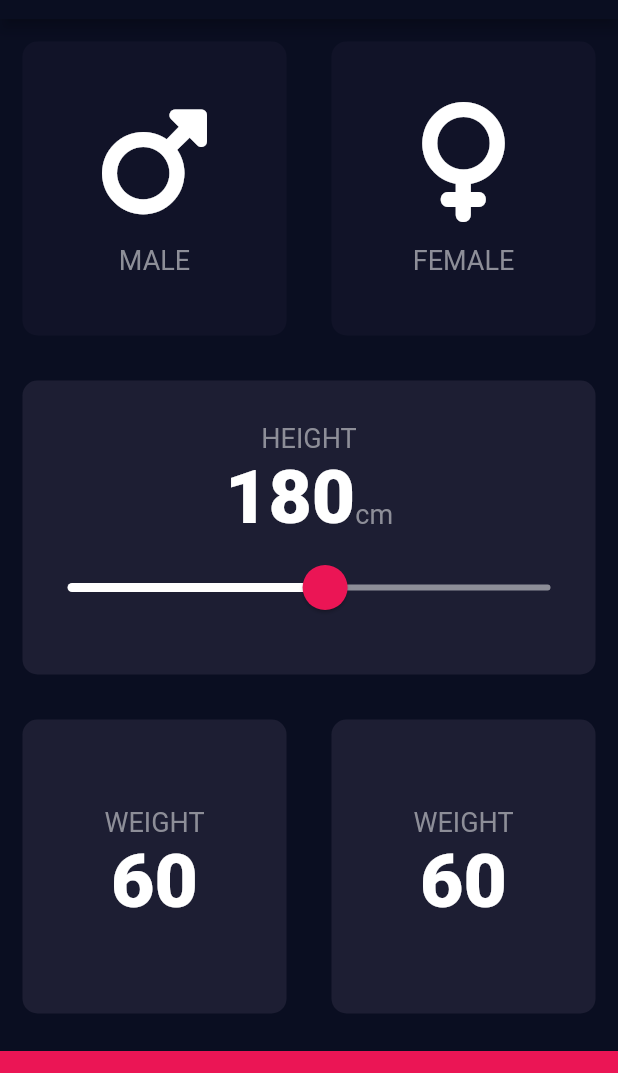
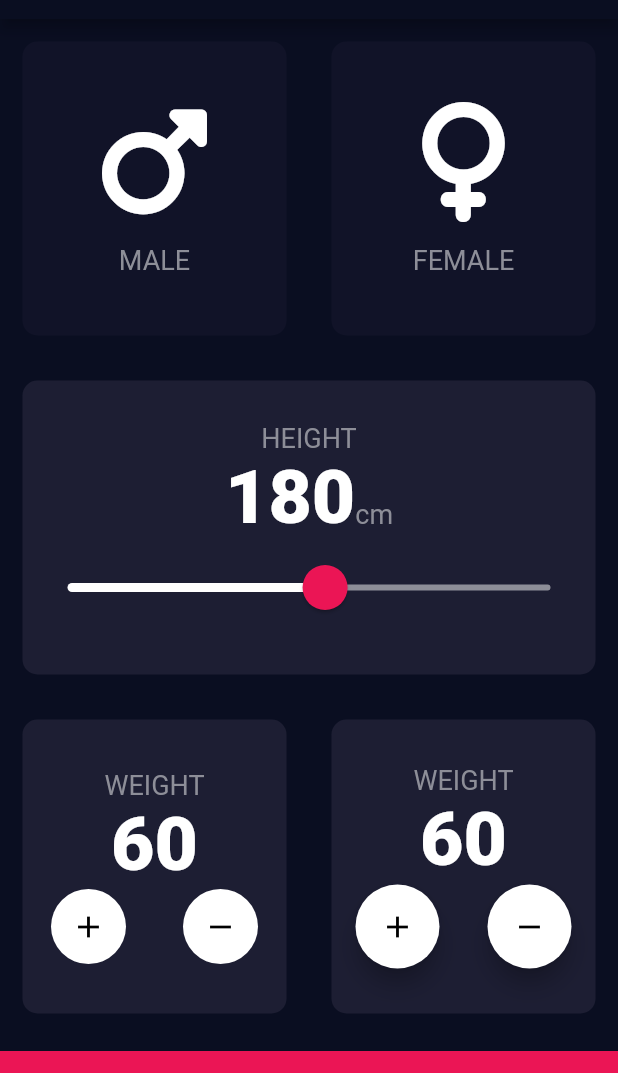
Before and after one commit to dadasamuel/bmi_calculator, a Flutter app: the screen it shows after launch, on a phone screen of 412 x 824 dp, the part 65-1138 px from its top. Run offline on Flutter 3.47's test engine with Material 2 defaults, Android fonts, the phone set to English and light mode, and no system bars; our stand-ins replace font_awesome_flutter.

Commit message:
refactored plus and minus

```diff
--- a/lib/input_page.dart
+++ b/lib/input_page.dart
@@ -38,6 +38,7 @@ class _InputPageState extends State<InputPage> {
   Gender? gender;
   int heigth = 180;
   int weight = 60;
+  int age = 60;
 
   @override
   Widget build(BuildContext context) {
@@ -71,9 +72,8 @@ class _InputPageState extends State<InputPage> {
                 });
               },
               //ternary operation
-                color: gender == Gender.female
-                    ? activeCardColor
-                    : inactiveCardColor,
+              color:
+                  gender == Gender.female ? activeCardColor : inactiveCardColor,
               cardChild:
                   IconContent(icon: FontAwesomeIcons.venus, label: 'FEMALE'),
             ))
@@ -128,7 +128,28 @@ class _InputPageState extends State<InputPage> {
                   mainAxisAlignment: MainAxisAlignment.center,
                   children: [
                     Text('WEIGHT', style: labelTextStyle),
-                      Text(weight.toString(), style: NumberTextStyle),
+                    Text(age.toString(), style: NumberTextStyle),
+                    Row(
+                      mainAxisAlignment: MainAxisAlignment.spaceAround,
+                      children: [
+                        CustomContainer(
+                          onTap: () {
+                            setState(() {
+                              age++;
+                            });
+                          },
+                          icon: Icons.add,
+                        ),
+                        CustomContainer(
+                          onTap: () {
+                            setState(() {
+                              age--;
+                            });
+                          },
+                          icon: Icons.remove,
+                        )
+                      ],
+                    )
                   ]),
             )),
             Expanded(
@@ -140,6 +161,31 @@ class _InputPageState extends State<InputPage> {
                   children: [
                     Text('WEIGHT', style: labelTextStyle),
                     Text(weight.toString(), style: NumberTextStyle),
+                    Row(
+                      mainAxisAlignment: MainAxisAlignment.spaceAround,
+                      children: [
+                        FloatingActionButton(
+                          backgroundColor: Colors.white,
+                          key: const ValueKey('one'),
+                          onPressed: () {
+                            setState(() {
+                              weight++;
+                            });
+                          },
+                          child: Icon(Icons.add),
+                        ),
+                        FloatingActionButton(
+                          backgroundColor: Colors.white,
+                          key: const ValueKey('two'),
+                          onPressed: () {
+                            setState(() {
+                              weight--;
+                            });
+                          },
+                          child: Icon(Icons.remove),
+                        ),
+                      ],
+                    )
                   ]),
             ))
           ])),
@@ -150,6 +196,31 @@ class _InputPageState extends State<InputPage> {
             height: 80.0,
           )
         ],
-        ));
+      ),
+    );
   }
 }
+
+class CustomContainer extends StatelessWidget {
+  final void Function()? onTap;
+  final IconData icon;
+  const CustomContainer({super.key, required this.onTap, required this.icon});
+
+  @override
+  Widget build(BuildContext context) {
+    return GestureDetector(
+      onTap: onTap,
+      child: Container(
+        height: 50,
+        width: 50,
+        decoration: BoxDecoration(color: Colors.white, shape: BoxShape.circle),
+        child: Center(
+          child: Icon(
+            icon,
+            color: Colors.black,
+          ),
+        ),
+      ),
+    );
+  }
+}
```
Lines whose indentation alone changed are shown as unchanged.
